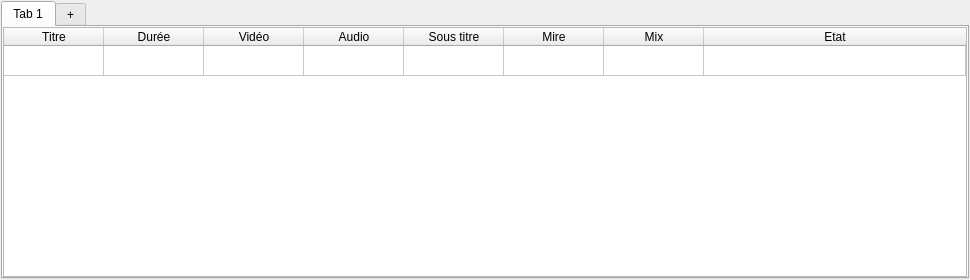
Above: src/playlistswidget.ui from cinemaouvert/OPP before the change. Below: the same form after it.
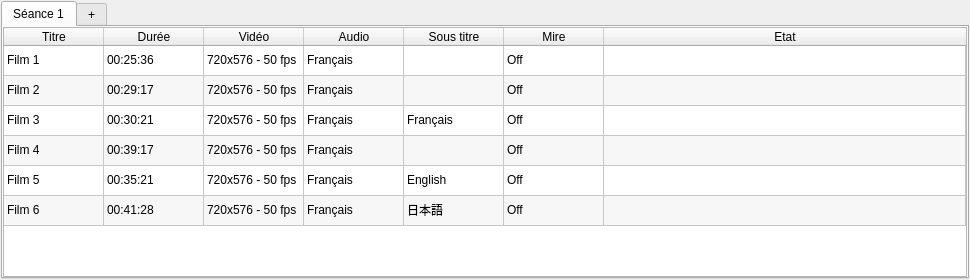
That is the form after the change.

```diff
--- a/src/playlistswidget.ui
+++ b/src/playlistswidget.ui
@@ -24,7 +24,7 @@
      </property>
      <widget class="QWidget" name="tab">
       <attribute name="title">
-       <string>Tab 1</string>
+       <string>Séance 1</string>
       </attribute>
       <layout class="QVBoxLayout" name="verticalLayout_2">
        <property name="margin">
@@ -52,6 +52,31 @@
            <string>Film 1</string>
           </property>
          </row>
+         <row>
+          <property name="text">
+           <string>Film 2</string>
+          </property>
+         </row>
+         <row>
+          <property name="text">
+           <string>Film 3</string>
+          </property>
+         </row>
+         <row>
+          <property name="text">
+           <string>Film 4</string>
+          </property>
+         </row>
+         <row>
+          <property name="text">
+           <string>Film 5</string>
+          </property>
+         </row>
+         <row>
+          <property name="text">
+           <string>Film 6</string>
+          </property>
+         </row>
          <column>
           <property name="text">
            <string>Titre</string>
@@ -82,11 +107,6 @@
            <string>Mire</string>
           </property>
          </column>
-         <column>
-          <property name="text">
-           <string>Mix</string>
-          </property>
-         </column>
          <column>
           <property name="text">
            <string>Etat</string>
@@ -94,7 +114,167 @@
          </column>
          <item row="0" column="0">
           <property name="text">
-           <string/>
+           <string>Film 1</string>
+          </property>
+         </item>
+         <item row="0" column="1">
+          <property name="text">
+           <string>00:25:36</string>
+          </property>
+         </item>
+         <item row="0" column="2">
+          <property name="text">
+           <string>720x576 - 50 fps</string>
+          </property>
+         </item>
+         <item row="0" column="3">
+          <property name="text">
+           <string>Français</string>
+          </property>
+         </item>
+         <item row="0" column="5">
+          <property name="text">
+           <string>Off</string>
+          </property>
+         </item>
+         <item row="1" column="0">
+          <property name="text">
+           <string>Film 2</string>
+          </property>
+         </item>
+         <item row="1" column="1">
+          <property name="text">
+           <string>00:29:17</string>
+          </property>
+         </item>
+         <item row="1" column="2">
+          <property name="text">
+           <string>720x576 - 50 fps</string>
+          </property>
+         </item>
+         <item row="1" column="3">
+          <property name="text">
+           <string>Français</string>
+          </property>
+         </item>
+         <item row="1" column="5">
+          <property name="text">
+           <string>Off</string>
+          </property>
+         </item>
+         <item row="2" column="0">
+          <property name="text">
+           <string>Film 3</string>
+          </property>
+         </item>
+         <item row="2" column="1">
+          <property name="text">
+           <string>00:30:21</string>
+          </property>
+         </item>
+         <item row="2" column="2">
+          <property name="text">
+           <string>720x576 - 50 fps</string>
+          </property>
+         </item>
+         <item row="2" column="3">
+          <property name="text">
+           <string>Français</string>
+          </property>
+         </item>
+         <item row="2" column="4">
+          <property name="text">
+           <string>Français</string>
+          </property>
+         </item>
+         <item row="2" column="5">
+          <property name="text">
+           <string>Off</string>
+          </property>
+         </item>
+         <item row="3" column="0">
+          <property name="text">
+           <string>Film 4</string>
+          </property>
+         </item>
+         <item row="3" column="1">
+          <property name="text">
+           <string>00:39:17</string>
+          </property>
+         </item>
+         <item row="3" column="2">
+          <property name="text">
+           <string>720x576 - 50 fps</string>
+          </property>
+         </item>
+         <item row="3" column="3">
+          <property name="text">
+           <string>Français</string>
+          </property>
+         </item>
+         <item row="3" column="5">
+          <property name="text">
+           <string>Off</string>
+          </property>
+         </item>
+         <item row="4" column="0">
+          <property name="text">
+           <string>Film 5</string>
+          </property>
+         </item>
+         <item row="4" column="1">
+          <property name="text">
+           <string>00:35:21</string>
+          </property>
+         </item>
+         <item row="4" column="2">
+          <property name="text">
+           <string>720x576 - 50 fps</string>
+          </property>
+         </item>
+         <item row="4" column="3">
+          <property name="text">
+           <string>Français</string>
+          </property>
+         </item>
+         <item row="4" column="4">
+          <property name="text">
+           <string>English</string>
+          </property>
+         </item>
+         <item row="4" column="5">
+          <property name="text">
+           <string>Off</string>
+          </property>
+         </item>
+         <item row="5" column="0">
+          <property name="text">
+           <string>Film 6</string>
+          </property>
+         </item>
+         <item row="5" column="1">
+          <property name="text">
+           <string>00:41:28</string>
+          </property>
+         </item>
+         <item row="5" column="2">
+          <property name="text">
+           <string>720x576 - 50 fps</string>
+          </property>
+         </item>
+         <item row="5" column="3">
+          <property name="text">
+           <string>Français</string>
+          </property>
+         </item>
+         <item row="5" column="4">
+          <property name="text">
+           <string>日本語</string>
+          </property>
+         </item>
+         <item row="5" column="5">
+          <property name="text">
+           <string>Off</string>
           </property>
          </item>
         </widget>
```
Left out of the diff: 3 changed lines with no effect on the pictures.
